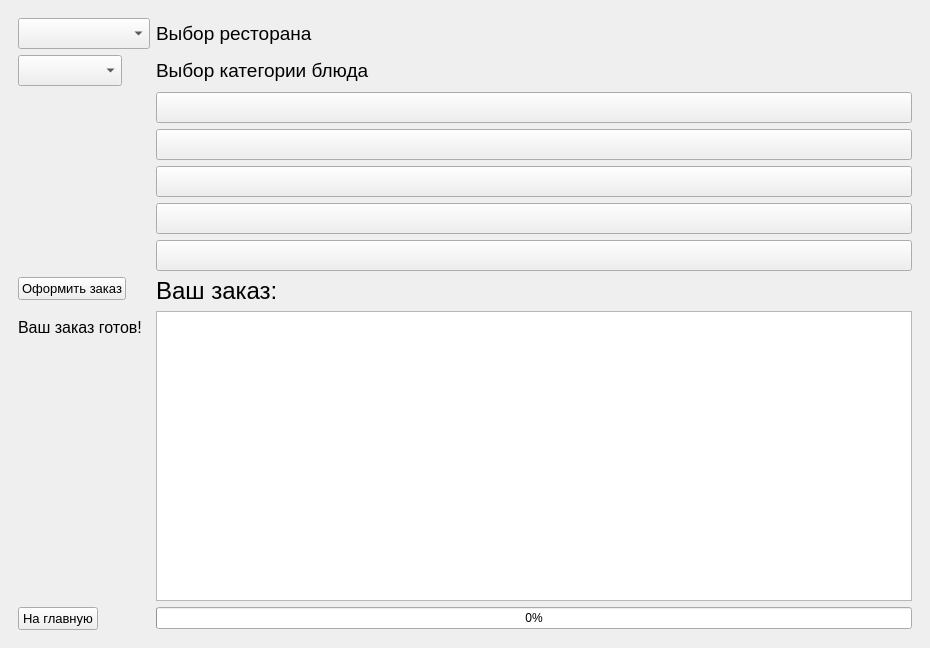
First picture: the form in main.ui, repository lilimejb/DLM, before the edit.
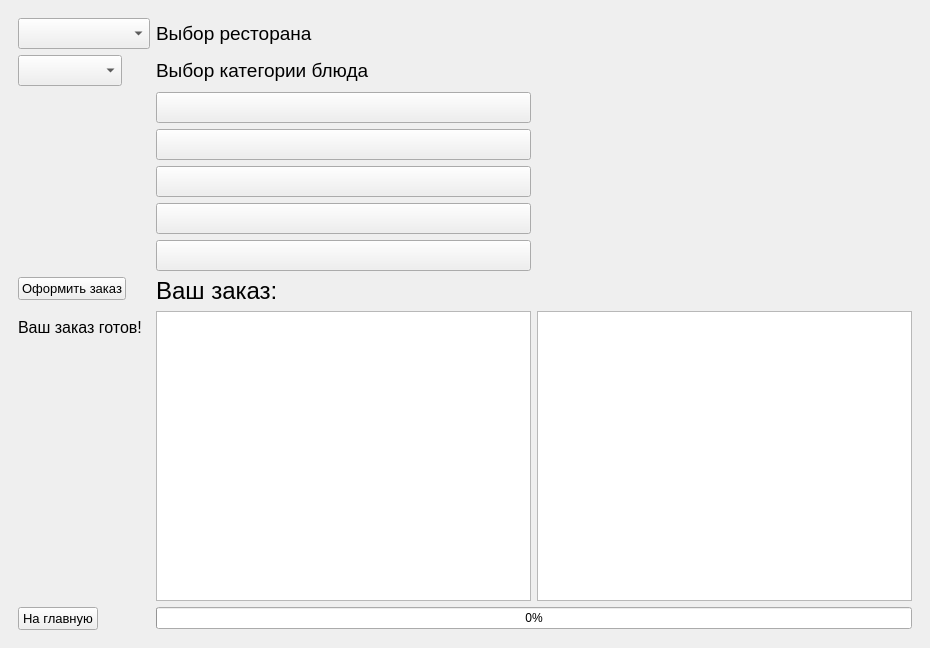
Second picture: the form after the edit. The open tabs and pages were chosen to show the change. Icons and pictures are not drawn.

Diff of the .ui file:
```diff
--- a/main.ui
+++ b/main.ui
@@ -18,7 +18,7 @@
     <item row="0" column="0">
      <widget class="QStackedWidget" name="stack">
       <property name="currentIndex">
-       <number>1</number>
+       <number>2</number>
       </property>
       <widget class="QWidget" name="main_page">
        <layout class="QGridLayout" name="gridLayout_4">
@@ -218,8 +218,12 @@
             </item>
             <item row="2" column="1">
              <layout class="QGridLayout" name="gridLayout_8">
-              <item row="5" column="0">
-               <widget class="QPushButton" name="position_5_pick">
+              <item row="1" column="0">
+               <layout class="QHBoxLayout" name="horizontalLayout_2">
+                <item>
+                 <layout class="QVBoxLayout" name="verticalLayout">
+                  <item>
+                   <widget class="QPushButton" name="position_1_pick">
                 <property name="font">
                  <font>
                   <pointsize>14</pointsize>
@@ -230,7 +234,7 @@
                 </property>
                </widget>
               </item>
-              <item row="2" column="0">
+                  <item>
                <widget class="QPushButton" name="position_2_pick">
                 <property name="font">
                  <font>
@@ -242,7 +246,7 @@
                 </property>
                </widget>
               </item>
-              <item row="3" column="0">
+                  <item>
                <widget class="QPushButton" name="position_3_pick">
                 <property name="font">
                  <font>
@@ -254,19 +258,7 @@
                 </property>
                </widget>
               </item>
-              <item row="0" column="0">
-               <widget class="QPushButton" name="position_1_pick">
-                <property name="font">
-                 <font>
-                  <pointsize>14</pointsize>
-                 </font>
-                </property>
-                <property name="text">
-                 <string/>
-                </property>
-               </widget>
-              </item>
-              <item row="4" column="0">
+                  <item>
                <widget class="QPushButton" name="position_4_pick">
                 <property name="font">
                  <font>
@@ -278,6 +270,86 @@
                 </property>
                </widget>
               </item>
+                  <item>
+                   <widget class="QPushButton" name="position_5_pick">
+                    <property name="font">
+                     <font>
+                      <pointsize>14</pointsize>
+                     </font>
+                    </property>
+                    <property name="text">
+                     <string/>
+                    </property>
+                   </widget>
+                  </item>
+                 </layout>
+                </item>
+                <item>
+                 <layout class="QVBoxLayout" name="verticalLayout_2">
+                  <item>
+                   <widget class="QLabel" name="position_1_price">
+                    <property name="font">
+                     <font>
+                      <pointsize>14</pointsize>
+                     </font>
+                    </property>
+                    <property name="text">
+                     <string/>
+                    </property>
+                   </widget>
+                  </item>
+                  <item>
+                   <widget class="QLabel" name="position_2_price">
+                    <property name="font">
+                     <font>
+                      <pointsize>14</pointsize>
+                     </font>
+                    </property>
+                    <property name="text">
+                     <string/>
+                    </property>
+                   </widget>
+                  </item>
+                  <item>
+                   <widget class="QLabel" name="position_3_price">
+                    <property name="font">
+                     <font>
+                      <pointsize>14</pointsize>
+                     </font>
+                    </property>
+                    <property name="text">
+                     <string/>
+                    </property>
+                   </widget>
+                  </item>
+                  <item>
+                   <widget class="QLabel" name="position_4_price">
+                    <property name="font">
+                     <font>
+                      <pointsize>14</pointsize>
+                     </font>
+                    </property>
+                    <property name="text">
+                     <string/>
+                    </property>
+                   </widget>
+                  </item>
+                  <item>
+                   <widget class="QLabel" name="position_5_price">
+                    <property name="font">
+                     <font>
+                      <pointsize>14</pointsize>
+                     </font>
+                    </property>
+                    <property name="text">
+                     <string/>
+                    </property>
+                   </widget>
+                  </item>
+                 </layout>
+                </item>
+               </layout>
+              </item>
              </layout>
             </item>
             <item row="3" column="0">
@@ -304,13 +376,16 @@
               </property>
              </widget>
             </item>
-            <item row="4" column="1">
-             <widget class="QTextBrowser" name="check">
+            <item row="4" column="0">
+             <widget class="QLabel" name="ready">
               <property name="font">
                <font>
                 <pointsize>12</pointsize>
                </font>
               </property>
+              <property name="text">
+               <string>Ваш заказ готов!</string>
+              </property>
              </widget>
             </item>
             <item row="5" column="0">
@@ -332,17 +407,27 @@
               </property>
              </widget>
             </item>
-            <item row="4" column="0">
-             <widget class="QLabel" name="ready">
+            <item row="4" column="1">
+             <layout class="QHBoxLayout" name="horizontalLayout">
+              <item>
+               <widget class="QTextBrowser" name="check">
               <property name="font">
                <font>
-                <pointsize>12</pointsize>
-               </font>
-              </property>
-              <property name="text">
-               <string>Ваш заказ готов!</string>
-              </property>
-             </widget>
+                  <pointsize>14</pointsize>
+                 </font>
+                </property>
+               </widget>
+              </item>
+              <item>
+               <widget class="QTextBrowser" name="bill">
+                <property name="font">
+                 <font>
+                  <pointsize>14</pointsize>
+                 </font>
+                </property>
+               </widget>
+              </item>
+             </layout>
             </item>
            </layout>
           </item>
```
Lines whose indentation alone changed are shown as unchanged.
